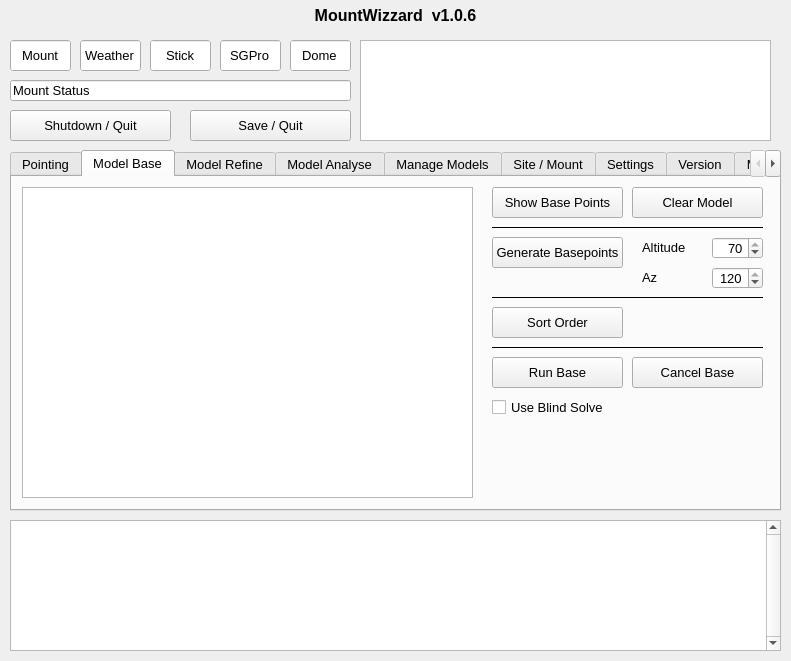
Above: mountwizzard/support/mount_ui.ui from sayitfast/MountWizzard3 before the change. Below: the same form after it.
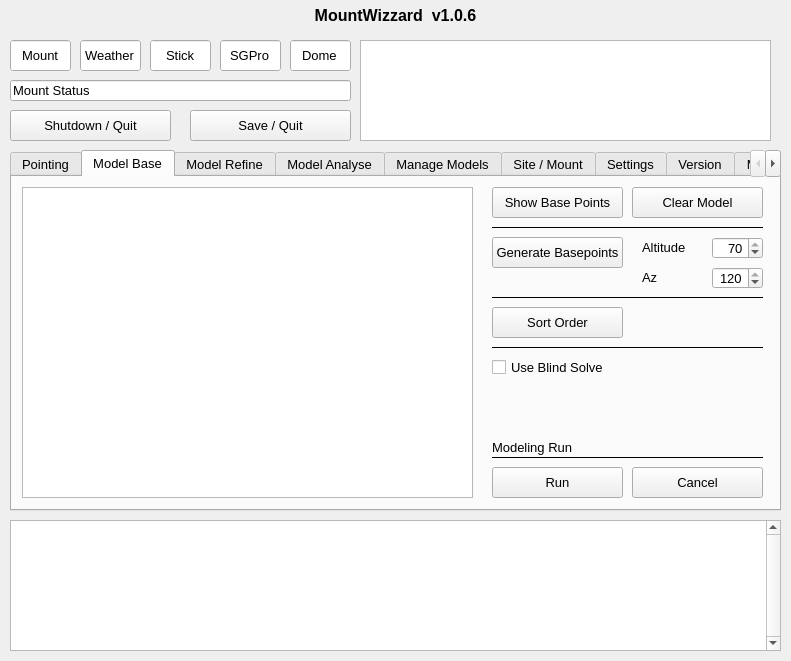
That is the form after the change. The open tabs and pages were chosen to show the change.

```diff
--- a/mountwizzard/support/mount_ui.ui
+++ b/mountwizzard/support/mount_ui.ui
@@ -1236,7 +1236,7 @@
      <property name="geometry">
       <rect>
        <x>480</x>
-       <y>180</y>
+       <y>290</y>
        <width>131</width>
        <height>31</height>
       </rect>
@@ -1245,7 +1245,7 @@
       <string>Runs the base model, if ther are any points</string>
      </property>
      <property name="text">
-      <string>Run Base</string>
+      <string>Run</string>
      </property>
     </widget>
     <widget class="QPushButton" name="btn_sortBasePoints">
@@ -1268,7 +1268,7 @@
      <property name="geometry">
       <rect>
        <x>480</x>
-       <y>220</y>
+       <y>180</y>
        <width>131</width>
        <height>20</height>
       </rect>
@@ -1501,7 +1501,7 @@
      <property name="geometry">
       <rect>
        <x>620</x>
-       <y>180</y>
+       <y>290</y>
        <width>131</width>
        <height>31</height>
       </rect>
@@ -1510,7 +1510,41 @@
       <string>Cancels the base run in the next ful cycle</string>
      </property>
      <property name="text">
-      <string>Cancel Base</string>
+      <string>Cancel</string>
+     </property>
+    </widget>
+    <widget class="Line" name="line_23">
+     <property name="geometry">
+      <rect>
+       <x>480</x>
+       <y>270</y>
+       <width>271</width>
+       <height>21</height>
+      </rect>
+     </property>
+     <property name="frameShadow">
+      <enum>QFrame::Plain</enum>
+     </property>
+     <property name="orientation">
+      <enum>Qt::Horizontal</enum>
+     </property>
+    </widget>
+    <widget class="QLabel" name="label_103">
+     <property name="geometry">
+      <rect>
+       <x>480</x>
+       <y>260</y>
+       <width>161</width>
+       <height>21</height>
+      </rect>
+     </property>
+     <property name="font">
+      <font>
+       <pointsize>10</pointsize>
+      </font>
+     </property>
+     <property name="text">
+      <string>Modeling Run</string>
      </property>
     </widget>
    </widget>
```
Left out of the diff: 6 changed lines with no effect on the pictures.
